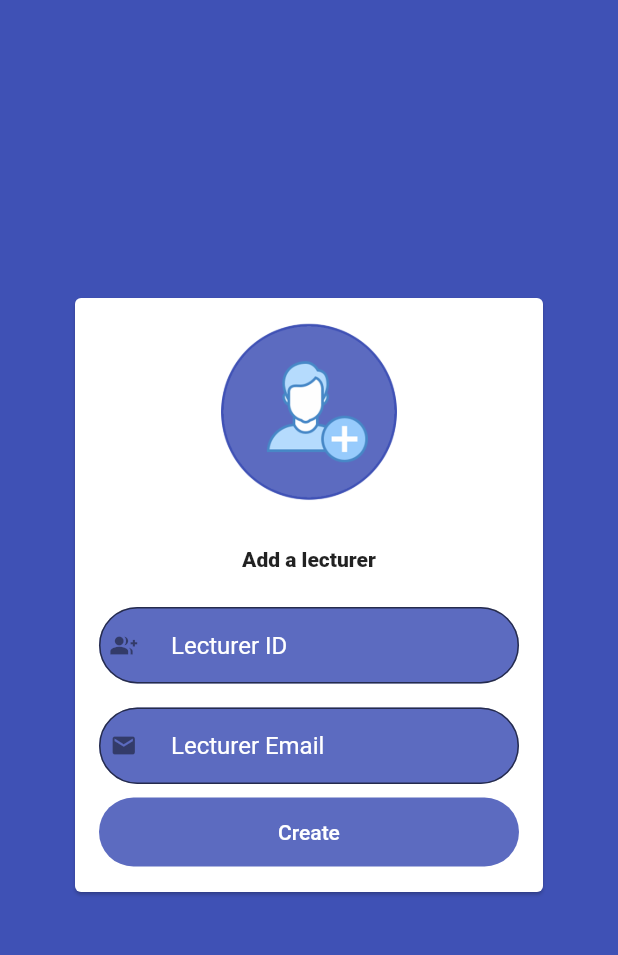
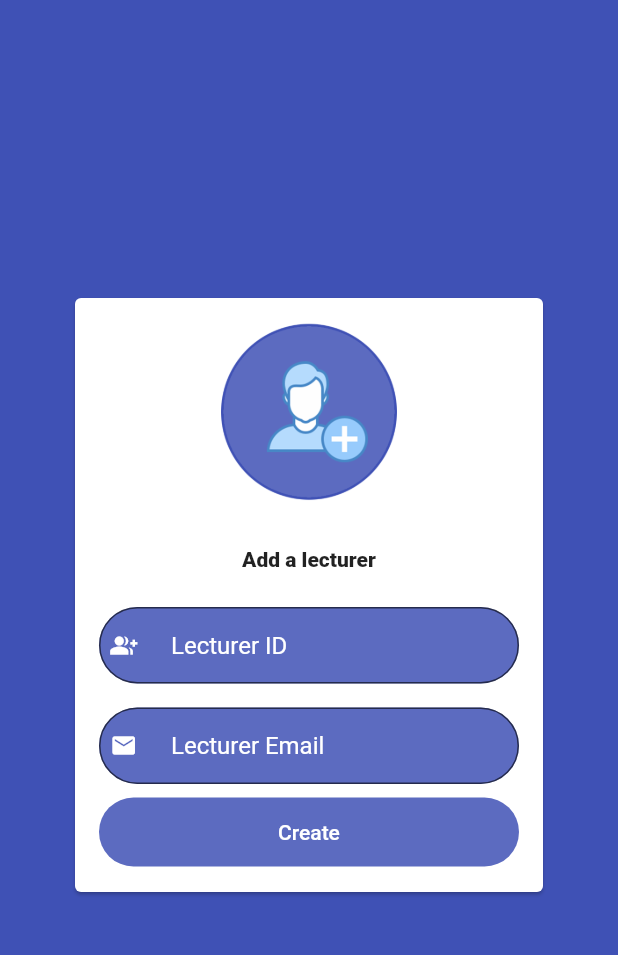
Before and after one commit to nobodomon/Lessontimev2.0, a Flutter app: the AddUser screen opened directly, tab 2 chosen, on a phone screen of 412 x 824 dp, the part 59-1014 px from its top. Run offline on Flutter 3.47's test engine with Material 2 defaults, Android fonts, the phone set to English and light mode, and no system bars; our stand-ins replace bubble_tab_indicator, charts_flutter, cloud_firestore, device_info, firebase_auth, firebase_core and 1 more; missing offline and left inert: map_view, validator; accounts and stored records are empty; statements that could not run were skipped; project files that could hold a hidden picture were left out.

Commit message:
bug fixes

```diff
--- a/lessontime/lessontime/lib/AdminPages/AddAdmin.dart
+++ b/lessontime/lessontime/lib/AdminPages/AddAdmin.dart
@@ -65,6 +65,7 @@ class _AddAdminState extends State<AddAdmin> {
 Widget username() {
     Color select = Colors.indigo[400];
     return padded(child: new TextFormField(
+      style: new TextStyle(color: Colors.white),
         key: new Key('Admin number'),
         decoration: new InputDecoration(
           isDense: true,
@@ -74,7 +75,7 @@ Widget username() {
           ),
           prefixIcon: new Padding(
             padding: EdgeInsets.only(right: 15.0),
-            child: Icon(Icons.group_add),
+            child: Icon(Icons.group_add, color: Colors.white,),
           ),
           fillColor: select,
           filled: true,
@@ -93,6 +94,7 @@ Widget username() {
   Widget email() {
     Color select = Colors.indigo[400];
     return padded(child: new TextFormField(
+      style: new TextStyle(color: Colors.white),
         key: new Key('Admin number'),
         decoration: new InputDecoration(
           isDense: true,
@@ -102,7 +104,7 @@ Widget username() {
           ),
           prefixIcon: new Padding(
             padding: EdgeInsets.only(right: 15.0),
-            child: Icon(Icons.email),
+            child: Icon(Icons.email, color: Colors.white),
           ),
           fillColor: select,
           filled: true,
--- a/lessontime/lessontime/lib/AdminPages/AddLect.dart
+++ b/lessontime/lessontime/lib/AdminPages/AddLect.dart
@@ -41,7 +41,7 @@ class _AddLectState extends State<AddLect> {
     if (validateAndSave()) {
       try {
         var userId =
-        await widget.auth.createUser(_adminNo,_email, _adminNo,1, false);
+        await widget.auth.createUser(_adminNo,_email, _email,1, false);
 
         final form = lectKey.currentState;
         setState(() {
@@ -66,6 +66,7 @@ class _AddLectState extends State<AddLect> {
   Widget username() {
     Color select = Colors.indigo[400];
     return padded(child: new TextFormField(
+      style: new TextStyle(color: Colors.white),
         key: new Key('Admin number'),
         decoration: new InputDecoration(
           isDense: true,
@@ -75,7 +76,7 @@ class _AddLectState extends State<AddLect> {
           ),
           prefixIcon: new Padding(
             padding: EdgeInsets.only(right: 15.0),
-            child: Icon(Icons.group_add),
+            child: Icon(Icons.group_add, color: Colors.white),
           ),
           fillColor: select,
           filled: true,
@@ -94,6 +95,7 @@ class _AddLectState extends State<AddLect> {
   Widget email() {
     Color select = Colors.indigo[400];
     return padded(child: new TextFormField(
+      style: new TextStyle(color: Colors.white),
         key: new Key('Admin number'),
         decoration: new InputDecoration(
           isDense: true,
@@ -103,7 +105,7 @@ class _AddLectState extends State<AddLect> {
           ),
           prefixIcon: new Padding(
             padding: EdgeInsets.only(right: 15.0),
-            child: Icon(Icons.email),
+            child: Icon(Icons.email, color: Colors.white,),
           ),
           fillColor: select,
           filled: true,
--- a/lessontime/lessontime/lib/models/Model.dart
+++ b/lessontime/lessontime/lib/models/Model.dart
@@ -20,7 +20,7 @@ class Users {
   String group = '-';
 
   Users(this.email, this.userType){
-    this.adminNo = email.substring(0, email.length-18);
+    this.adminNo = email.split("@")[0].toUpperCase();
     this.lastLogin = null;
   }
 
```
Also changed, not shown: lessontime/lessontime/lib/AdminPages/HomePanel.dart (+0 -18 lines), lessontime/lessontime/lib/FirebaseLink.dart (+10 -8 lines).
